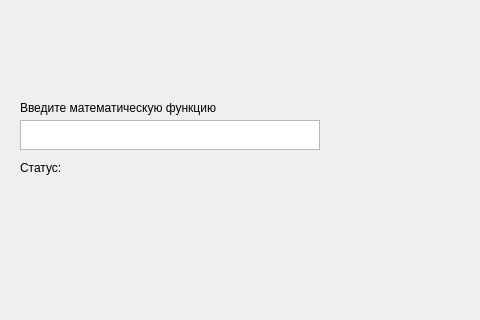
This is src/MainWindowUI.ui in Jagtrieb/GraphicCalculator as Qt 5 draws it before an edit; both pictures show x 0 to 480 and y 0 to 320 of the 683 by 536 pixel window. The edited form follows.
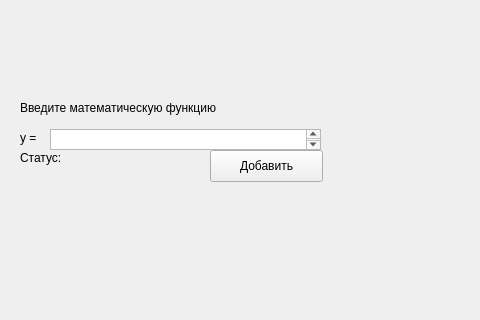
This is the edited form.

Commit message: Finished function checker 1.0

Diff of the .ui file:
```diff
--- a/src/MainWindowUI.ui
+++ b/src/MainWindowUI.ui
@@ -17,10 +17,10 @@
    <widget class="QTextEdit" name="FunctionInput">
     <property name="geometry">
      <rect>
-      <x>20</x>
-      <y>120</y>
-      <width>300</width>
-      <height>30</height>
+      <x>50</x>
+      <y>129</y>
+      <width>271</width>
+      <height>21</height>
      </rect>
     </property>
    </widget>
@@ -41,7 +41,7 @@
     <property name="geometry">
      <rect>
       <x>20</x>
-      <y>160</y>
+      <y>150</y>
       <width>301</width>
       <height>16</height>
      </rect>
@@ -50,6 +50,32 @@
      <string>Статус: </string>
     </property>
    </widget>
+   <widget class="QPushButton" name="AddFuncButton">
+    <property name="geometry">
+     <rect>
+      <x>210</x>
+      <y>150</y>
+      <width>113</width>
+      <height>32</height>
+     </rect>
+    </property>
+    <property name="text">
+     <string>Добавить</string>
+    </property>
+   </widget>
+   <widget class="QLabel" name="label_2">
+    <property name="geometry">
+     <rect>
+      <x>20</x>
+      <y>130</y>
+      <width>21</width>
+      <height>16</height>
+     </rect>
+    </property>
+    <property name="text">
+     <string>y = </string>
+    </property>
+   </widget>
   </widget>
   <widget class="QMenuBar" name="menubar">
    <property name="geometry">
```
The commit also changes 2 other files.
